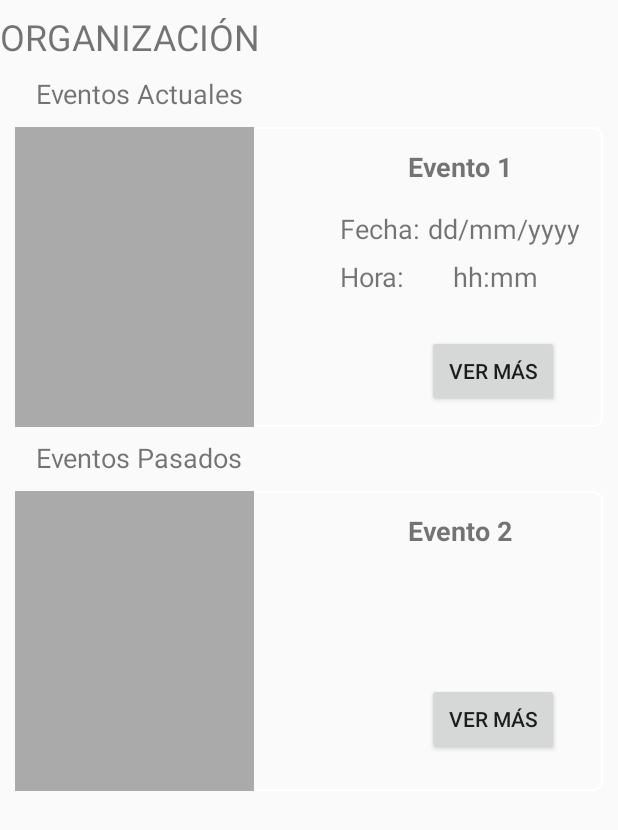
After one commit to jamilevillarroel7/Proyecto2, an Android app: the org_detalleOrganizacion screen opened directly, with no data from a screen before it, on a phone screen of 412 x 824 dp. The commit adds this screen. Shown: the top 830 px of the screen. Run offline under Robolectric (Android 15) with nearby library versions, the phone set to English and light mode, and no system bars.

```diff
--- a/Eventsapp/app/src/main/AndroidManifest.xml
+++ b/Eventsapp/app/src/main/AndroidManifest.xml
@@ -49,7 +49,9 @@
         <activity android:name=".Cliente.CL06ListadeEventosDetalleActivity" />
         <activity android:name=".Cliente.CL07ListadeOrganizacionesActivity" />
         <activity android:name=".Cliente.CL08RecordarEventoActivity" />
-        <activity android:name=".Cliente.CL09RecordatoriosActivity"></activity>
+        <activity android:name=".Cliente.CL09RecordatoriosActivity" />
+        <activity android:name=".org_detalleOrganizacion" />
+        <activity android:name=".cl_carritoCompra"></activity>
     </application>
 
 </manifest>
--- /dev/null
+++ b/Eventsapp/app/src/main/java/com/example/viict/eventsapp/org_detalleOrganizacion.java
@@ -0,0 +1,13 @@
+package com.example.viict.eventsapp;
+
+import android.support.v7.app.AppCompatActivity;
+import android.os.Bundle;
+
+public class org_detalleOrganizacion extends AppCompatActivity {
+
+    @Override
+    protected void onCreate(Bundle savedInstanceState) {
+        super.onCreate(savedInstanceState);
+        setContentView(R.layout.activity_org_detalle_organizacion);
+    }
+}
--- a/Eventsapp/app/src/main/res/layout/activity_cl06_listade_eventos_detalle.xml
+++ b/Eventsapp/app/src/main/res/layout/activity_cl06_listade_eventos_detalle.xml
@@ -114,7 +114,7 @@
             app:layout_constraintTop_toBottomOf="@+id/txtTipoEvento" />
 
         <TextView
-            android:id="@+id/textView19"
+            android:id="@+id/txvTipoEvento"
             android:layout_width="wrap_content"
             android:layout_height="wrap_content"
             android:layout_marginTop="8dp"
@@ -130,7 +130,7 @@
             android:layout_marginStart="16dp"
             android:text="Fecha y Hora"
             android:textColor="@color/md_white_1000"
-            app:layout_constraintStart_toEndOf="@+id/textView19"
+            app:layout_constraintStart_toEndOf="@+id/txvTipoEvento"
             tools:layout_editor_absoluteY="185dp" />
 
         <TextView
@@ -142,7 +142,7 @@
             android:text="Entradas:"
             android:textColor="@color/md_white_1000"
             app:layout_constraintStart_toStartOf="parent"
-            app:layout_constraintTop_toBottomOf="@+id/textView19" />
+            app:layout_constraintTop_toBottomOf="@+id/txvTipoEvento" />
 
         <TableLayout
             android:id="@+id/tableLayout"
--- a/Eventsapp/app/src/main/res/layout/activity_cl08_recordar_evento.xml
+++ b/Eventsapp/app/src/main/res/layout/activity_cl08_recordar_evento.xml
@@ -26,7 +26,7 @@
 
         <TextView
             android:textColor="@color/md_white_1000"
-            android:id="@+id/textView9"
+            android:id="@+id/txvNomOrg"
             android:layout_width="176dp"
             android:layout_height="33dp"
             android:layout_marginTop="4dp"
@@ -50,7 +50,7 @@
             app:layout_constraintEnd_toEndOf="parent"
             app:layout_constraintHorizontal_bias="0.045"
             app:layout_constraintStart_toStartOf="parent"
-            app:layout_constraintTop_toBottomOf="@+id/textView9" />
+            app:layout_constraintTop_toBottomOf="@+id/txvNomOrg" />
 
         <CalendarView
             android:background="@drawable/borde"
--- a/Eventsapp/app/src/main/res/layout/activity_cl09_recordatorios.xml
+++ b/Eventsapp/app/src/main/res/layout/activity_cl09_recordatorios.xml
@@ -63,7 +63,7 @@
 
         <TextView
             android:textColor="@color/md_white_1000"
-            android:id="@+id/textView20"
+            android:id="@+id/txvPrecio"
             android:layout_width="wrap_content"
             android:layout_height="wrap_content"
             android:layout_marginStart="60dp"
@@ -81,7 +81,7 @@
             android:layout_marginTop="8dp"
             android:text="Hora:"
             app:layout_constraintStart_toEndOf="@+id/imageView4"
-            app:layout_constraintTop_toBottomOf="@+id/textView20" />
+            app:layout_constraintTop_toBottomOf="@+id/txvPrecio" />
 
         <TextView
             android:textColor="@color/md_white_1000"
@@ -92,7 +92,7 @@
             android:layout_marginStart="8dp"
             android:text="Fecha"
             app:layout_constraintEnd_toEndOf="parent"
-            app:layout_constraintStart_toEndOf="@+id/textView20"
+            app:layout_constraintStart_toEndOf="@+id/txvPrecio"
             tools:layout_editor_absoluteY="76dp" />
 
         <TextView
--- /dev/null
+++ b/Eventsapp/app/src/main/res/layout/activity_org_detalle_organizacion.xml
@@ -0,0 +1,183 @@
+<?xml version="1.0" encoding="utf-8"?>
+<android.support.constraint.ConstraintLayout xmlns:android="http://schemas.android.com/apk/res/android"
+    xmlns:app="http://schemas.android.com/apk/res-auto"
+    xmlns:tools="http://schemas.android.com/tools"
+    android:layout_width="match_parent"
+    android:layout_height="match_parent"
+    tools:context=".org_detalleOrganizacion">
+
+    <RelativeLayout
+        android:id="@+id/relativeLayout2"
+        android:layout_width="match_parent"
+        android:layout_height="200dp"
+        android:layout_margin="10dp"
+        android:layout_marginEnd="8dp"
+        android:layout_marginStart="8dp"
+        android:background="@drawable/borde"
+        android:textColor="@color/md_white_1000"
+        app:layout_constraintEnd_toEndOf="parent"
+        app:layout_constraintHorizontal_bias="1.0"
+        app:layout_constraintStart_toStartOf="parent"
+        app:layout_constraintTop_toBottomOf="@+id/textView3"
+        tools:ignore="MissingConstraints">
+
+
+        <ImageView
+            android:id="@+id/imgEvento2"
+            android:layout_width="159dp"
+            android:layout_height="match_parent"
+            android:layout_alignParentStart="true"
+            android:layout_alignParentTop="true"
+            android:layout_marginStart="0dp"
+            android:layout_marginTop="0dp"
+            android:background="@android:color/darker_gray" />
+
+        <TextView
+            android:id="@+id/txtTituloEVento2"
+            android:layout_width="83dp"
+            android:layout_height="wrap_content"
+            android:layout_alignParentEnd="true"
+            android:layout_alignParentTop="true"
+            android:layout_marginEnd="53dp"
+            android:layout_marginTop="14dp"
+            android:text="Evento 2"
+            android:textAlignment="center"
+            android:textSize="18sp"
+            android:textStyle="bold" />
+
+        <Button
+            android:id="@+id/button3"
+            android:layout_width="wrap_content"
+            android:layout_height="wrap_content"
+            android:layout_alignParentBottom="true"
+            android:layout_alignParentEnd="true"
+            android:layout_marginBottom="24dp"
+            android:layout_marginEnd="29dp"
+            android:text="Ver Más" />
+
+    </RelativeLayout>
+
+    <RelativeLayout
+        android:id="@+id/relativeLayout1"
+        android:layout_width="match_parent"
+        android:layout_height="200dp"
+        android:layout_margin="10dp"
+        android:background="@drawable/borde"
+        android:textColor="@color/md_white_1000"
+        app:layout_constraintTop_toBottomOf="@+id/textView10"
+        tools:ignore="MissingConstraints"
+        tools:layout_editor_absoluteX="0dp">
+
+
+        <ImageView
+            android:id="@+id/imgEvento1"
+            android:layout_width="159dp"
+            android:layout_height="match_parent"
+            android:layout_alignParentStart="true"
+            android:layout_alignParentTop="true"
+            android:layout_marginStart="0dp"
+            android:layout_marginTop="0dp"
+            android:background="@android:color/darker_gray" />
+
+        <TextView
+            android:id="@+id/txtTituloEVento1"
+            android:layout_width="83dp"
+            android:layout_height="wrap_content"
+            android:layout_alignParentEnd="true"
+            android:layout_alignParentTop="true"
+            android:layout_marginEnd="53dp"
+            android:layout_marginTop="14dp"
+            android:text="Evento 1"
+            android:textAlignment="center"
+            android:textSize="18sp"
+            android:textStyle="bold" />
+
+        <TextView
+            android:id="@+id/textView41"
+            android:layout_width="wrap_content"
+            android:layout_height="wrap_content"
+            android:layout_alignParentEnd="true"
+            android:layout_alignParentTop="true"
+            android:layout_marginEnd="117dp"
+            android:layout_marginTop="55dp"
+            android:text="Fecha: "
+            android:textSize="18sp" />
+
+        <TextView
+            android:id="@+id/txvFecha1"
+            android:layout_width="wrap_content"
+            android:layout_height="wrap_content"
+            android:layout_alignParentEnd="true"
+            android:layout_alignTop="@+id/textView41"
+            android:layout_marginEnd="15dp"
+            android:text="dd/mm/yyyy"
+
+            android:textSize="18sp" />
+
+        <TextView
+            android:id="@+id/textView61"
+            android:layout_width="wrap_content"
+            android:layout_height="wrap_content"
+            android:layout_alignStart="@+id/textView41"
+            android:layout_centerVertical="true"
+            android:text="Hora:"
+
+            android:textSize="18sp" />
+
+        <TextView
+            android:id="@+id/txvHora"
+            android:layout_width="wrap_content"
+            android:layout_height="wrap_content"
+            android:layout_alignParentEnd="true"
+            android:layout_centerVertical="true"
+            android:layout_marginEnd="43dp"
+            android:text="hh:mm"
+            android:textSize="18sp" />
+
+        <Button
+            android:id="@+id/btnVerMas"
+            android:layout_width="wrap_content"
+            android:layout_height="wrap_content"
+            android:layout_alignParentBottom="true"
+            android:layout_marginBottom="13dp"
+            android:layout_marginStart="-117dp"
+            android:layout_toEndOf="@+id/textView41"
+            android:text="Ver Más" />
+    </RelativeLayout>
+
+    <TextView
+        android:id="@+id/txvNomOrg"
+        android:layout_width="wrap_content"
+        android:layout_height="34dp"
+        android:layout_marginTop="8dp"
+        android:text="ORGANIZACIÓN"
+        android:textSize="24sp"
+        app:layout_constraintTop_toTopOf="parent"
+        tools:layout_editor_absoluteX="94dp"
+        tools:ignore="MissingConstraints" />
+
+    <TextView
+        android:id="@+id/textView10"
+        android:layout_width="wrap_content"
+        android:layout_height="wrap_content"
+        android:layout_marginStart="24dp"
+        android:layout_marginTop="8dp"
+        android:text="Eventos Actuales"
+        android:textSize="18sp"
+        app:layout_constraintStart_toStartOf="parent"
+        app:layout_constraintTop_toBottomOf="@+id/txvNomOrg"
+        tools:ignore="MissingConstraints" />
+
+    <TextView
+        android:id="@+id/textView3"
+        android:layout_width="wrap_content"
+        android:layout_height="wrap_content"
+        android:layout_marginStart="24dp"
+        android:layout_marginTop="8dp"
+        android:text="Eventos Pasados"
+        android:textSize="18sp"
+        app:layout_constraintStart_toStartOf="parent"
+        app:layout_constraintTop_toBottomOf="@+id/relativeLayout1"
+        tools:ignore="MissingConstraints" />
+
+</android.support.constraint.ConstraintLayout>
```
Also changed, not shown: Eventsapp/app/src/main/java/com/example/viict/eventsapp/cl_carritoCompra.java (added, +13 -0 lines), Eventsapp/app/src/main/res/layout/activity_cl_carrito_compra.xml (added, +129 -0 lines), Eventsapp/app/src/main/res/layout/activity_org01_lista_eventos.xml (+4 -4 lines).
